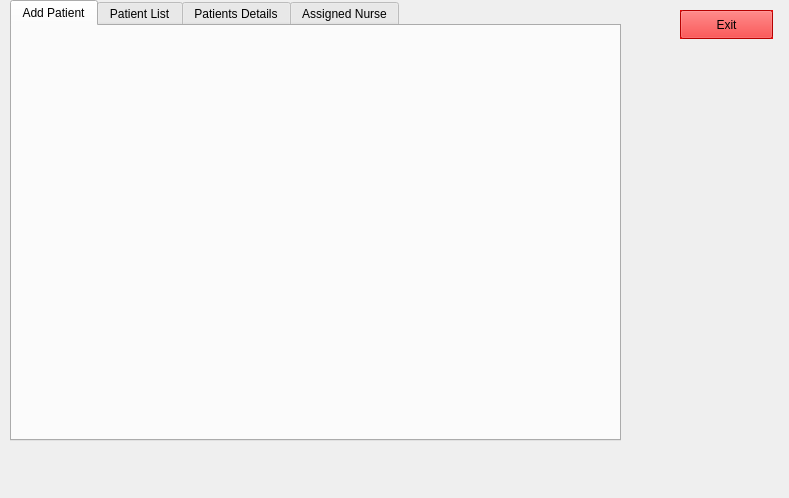
moazelshafey/HMS_CSLab, file HMS/doctor.ui: the form before one commit.
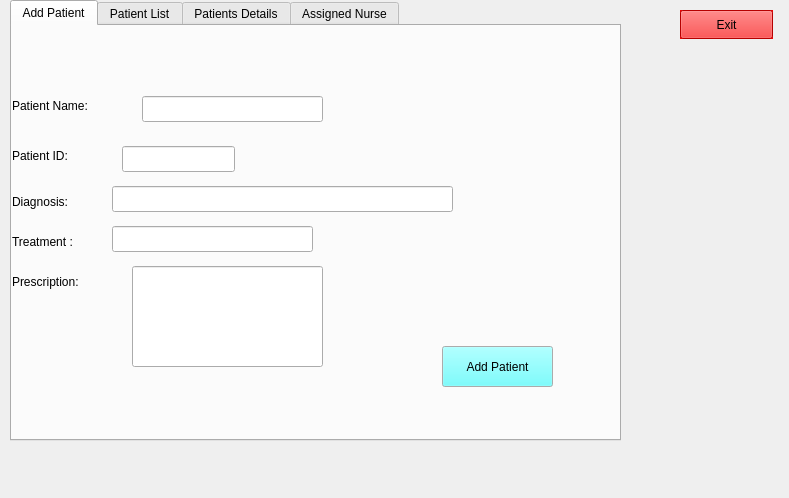
The form after the commit. The open tabs and pages were chosen to show the change. Icons and pictures are not drawn.

Commit message: Doctor role done

What changed in the file:
```diff
--- a/HMS/doctor.ui
+++ b/HMS/doctor.ui
@@ -42,6 +42,189 @@
     <attribute name="title">
      <string>Add Patient</string>
     </attribute>
+    <widget class="QLineEdit" name="PatientName_lineedit">
+     <property name="geometry">
+      <rect>
+       <x>130</x>
+       <y>70</y>
+       <width>181</width>
+       <height>26</height>
+      </rect>
+     </property>
+    </widget>
+    <widget class="QLabel" name="PatientName_label">
+     <property name="geometry">
+      <rect>
+       <x>0</x>
+       <y>70</y>
+       <width>131</width>
+       <height>20</height>
+      </rect>
+     </property>
+     <property name="styleSheet">
+      <string notr="true">font: 12pt &quot;Times New Roman&quot;;</string>
+     </property>
+     <property name="text">
+      <string>Patient Name:</string>
+     </property>
+    </widget>
+    <widget class="QLabel" name="patientID_label">
+     <property name="geometry">
+      <rect>
+       <x>0</x>
+       <y>120</y>
+       <width>91</width>
+       <height>20</height>
+      </rect>
+     </property>
+     <property name="styleSheet">
+      <string notr="true">font: 12pt &quot;Times New Roman&quot;;</string>
+     </property>
+     <property name="text">
+      <string>Patient ID:</string>
+     </property>
+    </widget>
+    <widget class="QLineEdit" name="PatientID_lineedit">
+     <property name="geometry">
+      <rect>
+       <x>110</x>
+       <y>120</y>
+       <width>113</width>
+       <height>26</height>
+      </rect>
+     </property>
+    </widget>
+    <widget class="QPushButton" name="AddPatient_pushbutton">
+     <property name="geometry">
+      <rect>
+       <x>430</x>
+       <y>320</y>
+       <width>111</width>
+       <height>41</height>
+      </rect>
+     </property>
+     <property name="palette">
+      <palette>
+       <active>
+        <colorrole role="Button">
+         <brush brushstyle="SolidPattern">
+          <color alpha="255">
+           <red>85</red>
+           <green>255</green>
+           <blue>255</blue>
+          </color>
+         </brush>
+        </colorrole>
+       </active>
+       <inactive>
+        <colorrole role="Button">
+         <brush brushstyle="SolidPattern">
+          <color alpha="255">
+           <red>85</red>
+           <green>255</green>
+           <blue>255</blue>
+          </color>
+         </brush>
+        </colorrole>
+       </inactive>
+       <disabled>
+        <colorrole role="Button">
+         <brush brushstyle="SolidPattern">
+          <color alpha="255">
+           <red>85</red>
+           <green>255</green>
+           <blue>255</blue>
+          </color>
+         </brush>
+        </colorrole>
+       </disabled>
+      </palette>
+     </property>
+     <property name="styleSheet">
+      <string notr="true">font: 12pt &quot;Times New Roman&quot;;</string>
+     </property>
+     <property name="text">
+      <string>Add Patient</string>
+     </property>
+    </widget>
+    <widget class="QLabel" name="Diagnosis_label">
+     <property name="geometry">
+      <rect>
+       <x>0</x>
+       <y>160</y>
+       <width>91</width>
+       <height>31</height>
+      </rect>
+     </property>
+     <property name="styleSheet">
+      <string notr="true">font: 12pt &quot;Times New Roman&quot;;</string>
+     </property>
+     <property name="text">
+      <string>Diagnosis:</string>
+     </property>
+    </widget>
+    <widget class="QLineEdit" name="Diagnosis_lineedit">
+     <property name="geometry">
+      <rect>
+       <x>100</x>
+       <y>160</y>
+       <width>341</width>
+       <height>26</height>
+      </rect>
+     </property>
+    </widget>
+    <widget class="QLabel" name="Treatment_label">
+     <property name="geometry">
+      <rect>
+       <x>0</x>
+       <y>200</y>
+       <width>91</width>
+       <height>31</height>
+      </rect>
+     </property>
+     <property name="styleSheet">
+      <string notr="true">font: 12pt &quot;Times New Roman&quot;;</string>
+     </property>
+     <property name="text">
+      <string>Treatment :</string>
+     </property>
+    </widget>
+    <widget class="QLineEdit" name="Treatment_lineedit">
+     <property name="geometry">
+      <rect>
+       <x>100</x>
+       <y>200</y>
+       <width>201</width>
+       <height>26</height>
+      </rect>
+     </property>
+    </widget>
+    <widget class="QLabel" name="Prescription_label">
+     <property name="geometry">
+      <rect>
+       <x>0</x>
+       <y>240</y>
+       <width>111</width>
+       <height>31</height>
+      </rect>
+     </property>
+     <property name="styleSheet">
+      <string notr="true">font: 12pt &quot;Times New Roman&quot;;</string>
+     </property>
+     <property name="text">
+      <string>Prescription:</string>
+     </property>
+    </widget>
+    <widget class="QLineEdit" name="Prescription_lineedit">
+     <property name="geometry">
+      <rect>
+       <x>120</x>
+       <y>240</y>
+       <width>191</width>
+       <height>101</height>
+      </rect>
+     </property>
+    </widget>
    </widget>
    <widget class="QWidget" name="tab_2">
     <attribute name="title">
```
Left out of the diff: 22 changed lines with no effect on the pictures. The commit also changes 498 other files.
